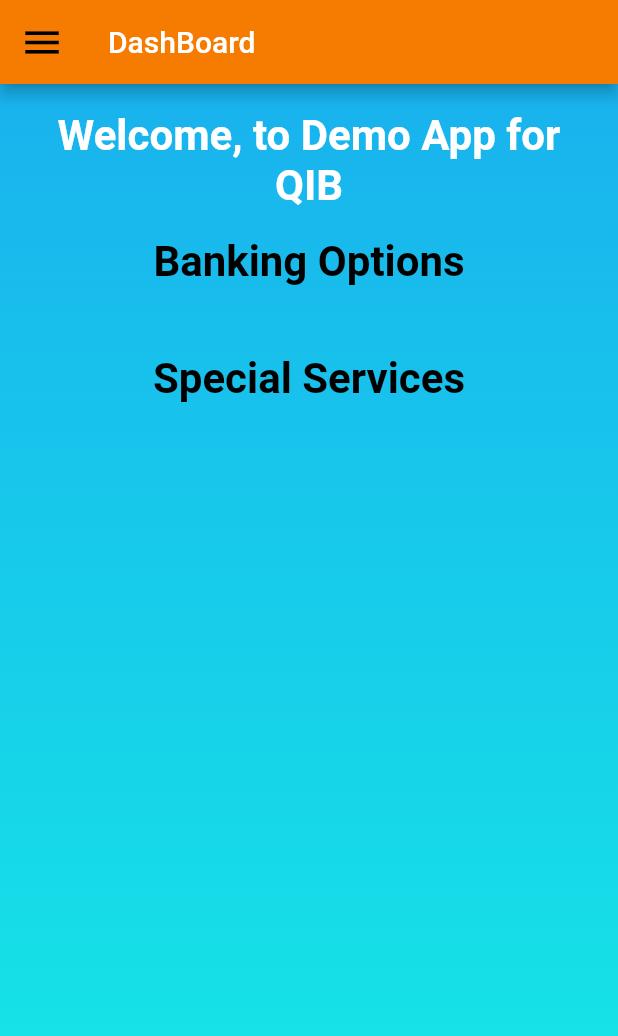
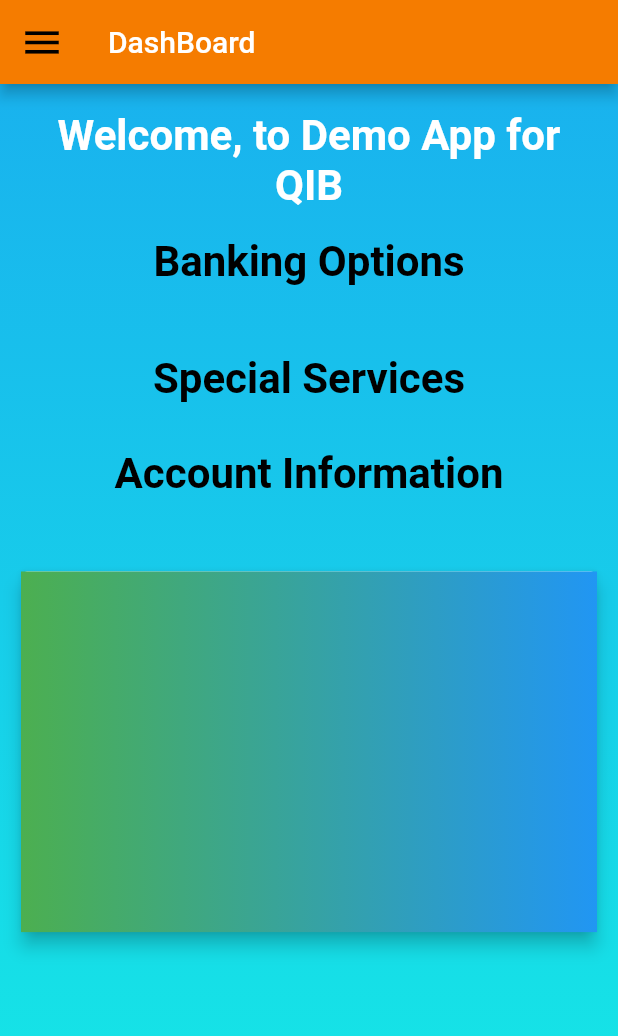
Before and after one commit to oddmentiusmaximus/demo_app_qib, a Flutter app: the screen it shows after launch, on a phone screen of 412 x 824 dp. Shown: the top 1036 px of the screen. Run offline on Flutter 3.47's test engine with Material 2 defaults, Android fonts, the phone set to English and light mode, and no system bars; our stand-ins replace shimmer; network calls fail.

```diff
--- a/lib/home/dashboard.dart
+++ b/lib/home/dashboard.dart
@@ -1,6 +1,8 @@
 import 'package:demo_app_qib/home/special_services_section.dart';
+import 'package:demo_app_qib/home/user_section.dart';
 import 'package:demo_app_qib/provider/banking_provider.dart';
 import 'package:demo_app_qib/provider/special_service_provider.dart';
+import 'package:demo_app_qib/provider/user_provider.dart';
 import 'package:demo_app_qib/widget/height_width_widget.dart';
 import 'package:flutter/material.dart';
 import 'package:provider/provider.dart';
@@ -26,6 +28,15 @@ class _DashBoardState extends State<DashBoard> {
     final specialServiceVal = Provider.of<SpecialServiceProvider>(context, listen: false);
     if (specialServiceVal.getSpecialServicesList.isEmpty) {
       final res = await specialServiceVal.getSpecialServiceDetails();
+      if (!res['status']) {
+        print("${res['status']}");
+      }
+    }
+  }
+  Future<void> getUser(BuildContext con) async {
+    final userVal = Provider.of<UserProvider>(context, listen: false);
+    if (userVal.getUserList.isEmpty) {
+      final res = await userVal.getUserDetails();
       if (!res['status']) {
         print("${res['status']}");
       }
@@ -131,6 +142,53 @@ class _DashBoardState extends State<DashBoard> {
                       ),
                           )
                           : SpecialService()),
+                  FutureBuilder(
+                      future: getUser(context),
+                      builder: (con, snap) => snap.connectionState == ConnectionState.waiting
+                          ? Shimmer.fromColors(
+                          child: Container(
+                            height: buildHeight(context)*0.3,
+                            child: Card(
+
+                                  elevation: 5,
+                                  margin: EdgeInsets.all(8),
+                                  child: Padding(
+                                    padding: EdgeInsets.all(5),
+                                    child: Row(
+                                      children: <Widget>[
+                                        Expanded(
+                                            flex: 3,
+                                            child: Container(
+                                              margin: EdgeInsets.only(left: 8),
+                                              decoration:  new BoxDecoration(
+                                                  shape: BoxShape.circle
+                                              ),
+                                              child: Column(
+                                                mainAxisAlignment: MainAxisAlignment.center,
+                                                crossAxisAlignment: CrossAxisAlignment.start,
+                                                children: <Widget>[
+                                                  Text(
+                                                    '',
+                                                    style: TextStyle(
+                                                        fontSize: 15, fontWeight: FontWeight.bold),
+                                                  ),
+                                                  Text(
+                                                    '',
+                                                    maxLines: 1,
+                                                    style: TextStyle(color: Colors.grey, fontSize: 10),
+                                                    overflow: TextOverflow.ellipsis,
+                                                  ),
+                                                ],
+                                              ),
+                                            )),
+                                      ],
+                                    ),
+                                  ),
+                                ),
+                          ),
+                          baseColor: Colors.grey[400],
+                          highlightColor: Colors.grey[200])
+                          : UserSection()),
                 ],
               )
           ),
--- a/lib/main.dart
+++ b/lib/main.dart
@@ -2,6 +2,7 @@ import 'package:demo_app_qib/home/dashboard.dart';
 import 'package:demo_app_qib/model/special_service_model.dart';
 import 'package:demo_app_qib/provider/banking_provider.dart';
 import 'package:demo_app_qib/provider/special_service_provider.dart';
+import 'package:demo_app_qib/provider/user_provider.dart';
 import 'package:flutter/material.dart';
 import 'package:flutter/services.dart';
 import 'package:provider/provider.dart';
@@ -44,6 +45,7 @@ class MyApp extends StatelessWidget {
       providers: [
         ChangeNotifierProvider.value(value: BankingProvider()),
         ChangeNotifierProvider.value(value: SpecialServiceProvider()),
+        ChangeNotifierProvider.value(value: UserProvider()),
       ],
       child: MaterialApp(
         debugShowCheckedModeBanner: false,
--- a/pubspec.yaml
+++ b/pubspec.yaml
@@ -35,7 +35,7 @@ dev_dependencies:
   provider: ^4.3.3
   http:
   shimmer:
-
+  intl:
 # For information on the generic Dart part of this file, see the
 # following page: https://dart.dev/tools/pub/pubspec
 
```
Also changed, not shown: lib/home/user_section.dart (added, +221 -0 lines), lib/provider/user_provider.dart (+10 -7 lines), pubspec.lock.
